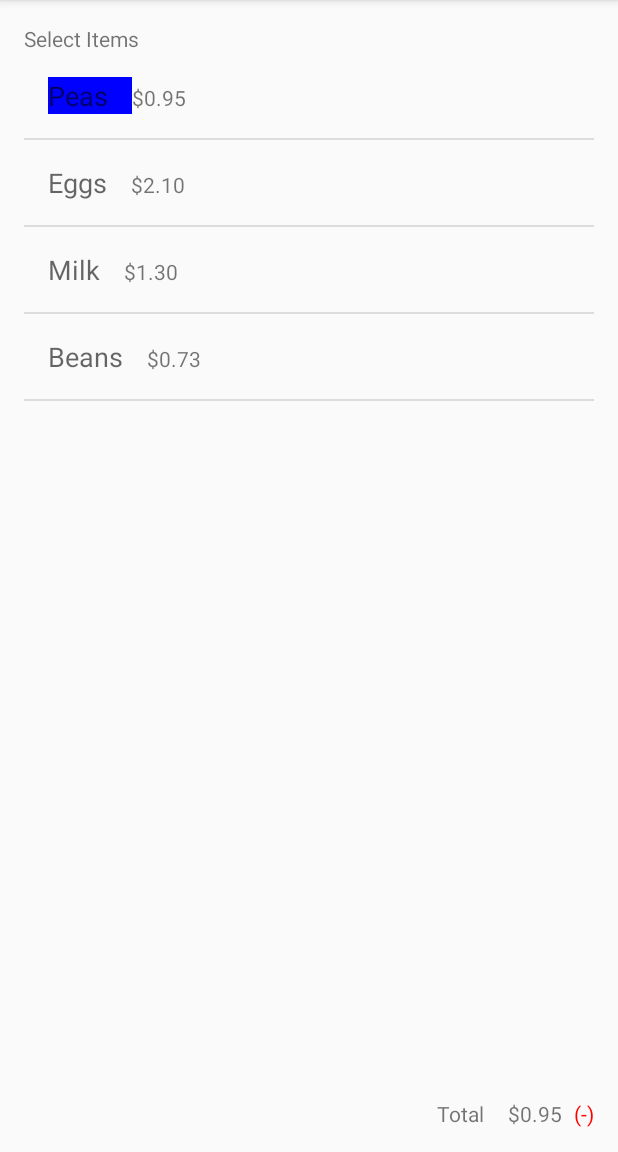
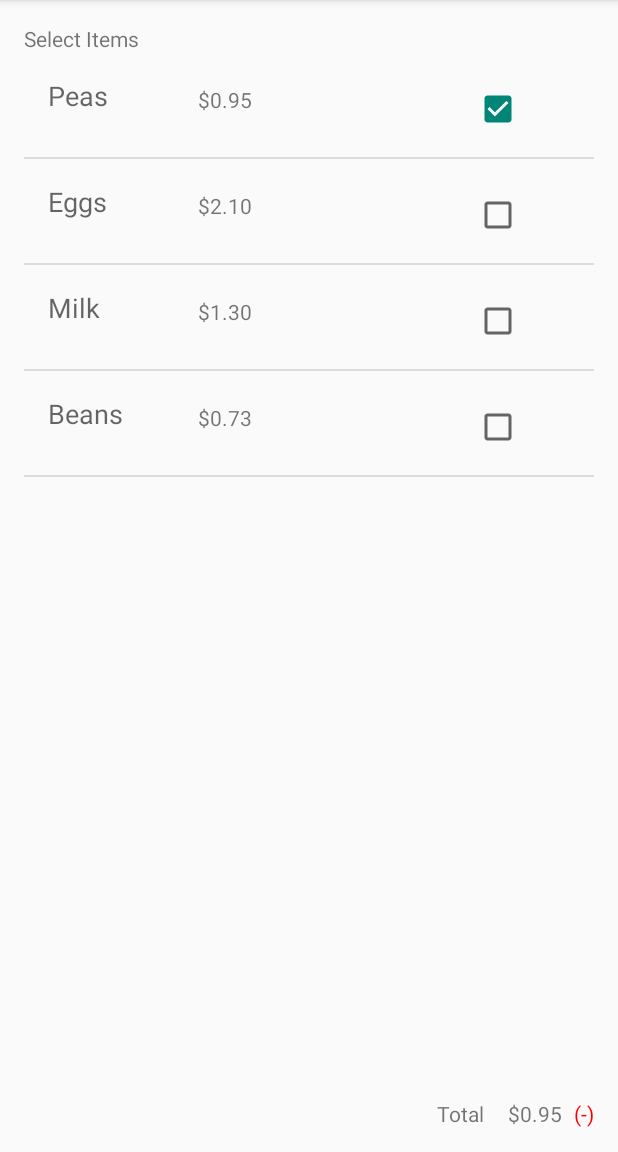
Before and after one commit to softwaremaverick/shoppingbasket, an Android app: the screen it shows after launch (ItemSelectionActivity), after a tap on "Peas", on a phone screen of 412 x 824 dp, the part 84-1236 px from its top. Run offline under Robolectric (Android 15) with nearby library versions, the phone set to English and light mode, and no system bars; libraries missing offline, so code that uses them is left out: com.octo.android; 2 statements that could not run were skipped.

Commit message:
Changed list items to have a checkbox to indicate selection

```diff
--- a/app/src/main/java/uk/co/adaptableit/shoppingbasket/ItemSelectionActivity.java
+++ b/app/src/main/java/uk/co/adaptableit/shoppingbasket/ItemSelectionActivity.java
@@ -4,11 +4,13 @@ import android.graphics.Color;
 import android.os.Bundle;
 import android.os.PersistableBundle;
 import android.support.v7.app.ActionBarActivity;
+import android.util.Log;
 import android.view.Menu;
 import android.view.MenuItem;
 import android.view.View;
 import android.view.ViewGroup;
 import android.widget.AdapterView;
+import android.widget.CheckBox;
 import android.widget.ListView;
 import android.widget.SimpleAdapter;
 import android.widget.TextView;
@@ -21,6 +23,7 @@ import com.octo.android.robospice.request.listener.RequestListener;
 
 import org.json.JSONException;
 
+import java.io.LineNumberReader;
 import java.text.NumberFormat;
 import java.util.Locale;
 
@@ -37,6 +40,7 @@ public class ItemSelectionActivity extends ActionBarActivity {
 
     private static final NumberFormat UK_CURRENCY_INSTANCE = NumberFormat.getCurrencyInstance(Locale.UK);
     private static final NumberFormat US_CURRENCY_INSTANCE = NumberFormat.getCurrencyInstance(Locale.US);
+    private static final String TAG = ItemSelectionActivity.class.getName();
 
     private RequestListener<String> EXCHANGE_RATES_LISTENER = new RequestListener<String>() {
         @Override
@@ -101,11 +105,11 @@ public class ItemSelectionActivity extends ActionBarActivity {
                 switch (view.getId()) {
                     case R.id.text_itemprice:
                         View viewParent = (View) view.getParent();
-                        ShoppingItemsAdapterFactory.Item rowData = (ShoppingItemsAdapterFactory.Item) viewParent.getTag();
+                        ShoppingItemsAdapterFactory.RowData rowData = (ShoppingItemsAdapterFactory.RowData) viewParent.getTag();
 
                         ((TextView) view).setText(convertPenceToCurrency((Integer) data));
 
-                        if (basket.containsCode(rowData.getItemCode())) {
+                        if (basket.containsCode(rowData.getItem().getItemCode())) {
                             ((ViewGroup) view.getParent()).setBackgroundColor(Color.BLUE);
                         } else {
                             ((ViewGroup) view.getParent()).setBackgroundColor(Color.TRANSPARENT);
@@ -123,25 +127,25 @@ public class ItemSelectionActivity extends ActionBarActivity {
         items.setOnItemClickListener(new AdapterView.OnItemClickListener() {
             @Override
             public void onItemClick(AdapterView<?> parent, View view, int position, long id) {
-                TextView nameView = (TextView) view.findViewById(R.id.text_itemname);
-                TextView priceView = (TextView) view.findViewById(R.id.text_itemprice);
-                CharSequence itemName = nameView.getText();
+                ShoppingItemsAdapterFactory.RowData rowData = (ShoppingItemsAdapterFactory.RowData) view.getTag();
+                String itemCode = rowData.getItem().getItemCode();
 
-                ShoppingItemsAdapterFactory.Item rowData = (ShoppingItemsAdapterFactory.Item) adapter.getItem(position);
+                if (basket.containsCode(itemCode)) {
+                    Log.d(TAG, "Item " + itemCode + " being removed from basket");
 
-                String itemCode = rowData.getItemCode();
-                if (basket.containsCode(itemCode)) {
                     basket.removeItem(itemCode);
-                    nameView.setBackgroundColor(Color.TRANSPARENT);
+                    rowData.getCheckboxView().setChecked(false);
                 } else {
+                    Log.d(TAG, "Item " + itemCode + " being added to the basket");
+
                     basket.addItem(itemCode);
-                    nameView.setBackgroundColor(Color.BLUE);
+                    rowData.getCheckboxView().setChecked(true);
                 }
 
                 updatePrice();
             }
         });
-    }
+}
 
     private String convertPenceToCurrency(Integer priceInPence) {
         float costInPounds = (float) (priceInPence / 100.0);
--- a/app/src/main/java/uk/co/adaptableit/shoppingbasket/ShoppingItemsAdapterFactory.java
+++ b/app/src/main/java/uk/co/adaptableit/shoppingbasket/ShoppingItemsAdapterFactory.java
@@ -4,16 +4,37 @@ import android.content.Context;
 import android.view.LayoutInflater;
 import android.view.View;
 import android.view.ViewGroup;
+import android.widget.CheckBox;
 import android.widget.SimpleAdapter;
 
 import java.util.ArrayList;
 import java.util.HashMap;
 import java.util.List;
 
+import uk.co.adaptableit.shoppingbasket2.R;
+
 /**
  * Created by Andrew Clark on 25/07/2015.
  */
 public class ShoppingItemsAdapterFactory {
+    public static class RowData {
+        private Item item;
+
+        private CheckBox checkboxView;
+
+        private RowData(CheckBox checkboxView) {
+            this.checkboxView = checkboxView;
+        }
+
+        public CheckBox getCheckboxView() {
+            return checkboxView;
+        }
+
+        public Item getItem() {
+            return item;
+        }
+    }
+
     public static class Item extends HashMap<String, Object> {
         private static final String KEY_ITEM_CODE = "CODE";
         private static final String KEY_NAME = "NAME";
@@ -49,14 +70,24 @@ public class ShoppingItemsAdapterFactory {
             @Override
             public View getView(int position, View convertView, ViewGroup parent) {
                 View newConverterView;
+                final RowData rowData;
 
                 if (convertView == null) {
                     newConverterView = mInflater.inflate(resource, parent, false);
+
+                    CheckBox checkboxView = (CheckBox) newConverterView.findViewById(R.id.cb_itemSelected);
+
+                    rowData = new RowData(checkboxView);
+                    newConverterView.setTag(rowData);
+
                 } else {
                     newConverterView = convertView;
+
+                    rowData = (RowData) convertView.getTag();
                 }
 
-                newConverterView.setTag(getItem(position));
+                rowData.item = (Item) getItem(position);
+
                 return super.getView(position, newConverterView, parent);
             }
         };
--- a/app/src/main/res/layout/activity_item_selection.xml
+++ b/app/src/main/res/layout/activity_item_selection.xml
@@ -19,7 +19,8 @@
         android:id="@+id/list_items"
         android:layout_width="match_parent"
         android:layout_height="0px"
-        android:layout_weight="1.0" />
+        android:layout_weight="1.0"
+        tools:listitem="@layout/view_tem" />
 
     <LinearLayout
         android:layout_width="wrap_content"
--- a/app/src/main/res/layout/view_tem.xml
+++ b/app/src/main/res/layout/view_tem.xml
@@ -1,5 +1,6 @@
 <?xml version="1.0" encoding="utf-8"?>
-<LinearLayout xmlns:android="http://schemas.android.com/apk/res/android"
+<RelativeLayout xmlns:android="http://schemas.android.com/apk/res/android"
+    xmlns:tools="http://schemas.android.com/tools"
     android:layout_width="match_parent"
     android:layout_height="match_parent"
     android:orientation="horizontal"
@@ -9,14 +10,35 @@
         android:id="@+id/text_itemname"
         android:layout_width="wrap_content"
         android:layout_height="wrap_content"
+        android:layout_alignParentLeft="true"
+        android:layout_alignParentStart="true"
+        android:layout_alignParentTop="true"
+        android:minWidth="100dp"
         android:paddingRight="16dp"
-        android:textAppearance="?android:attr/textAppearanceMedium" />
+        android:textAppearance="?android:attr/textAppearanceMedium"
+        tools:text="Name" />
 
     <TextView
         android:id="@+id/text_itemprice"
         android:layout_width="wrap_content"
         android:layout_height="wrap_content"
-        android:paddingRight="16dp" />
+        android:layout_alignBottom="@+id/text_itemname"
+        android:layout_toEndOf="@+id/text_itemname"
+        android:layout_toRightOf="@+id/text_itemname"
+        android:paddingRight="16dp"
+        tools:text="Price" />
+
+    <CheckBox
+        android:id="@+id/cb_itemSelected"
+        android:layout_width="wrap_content"
+        android:layout_height="wrap_content"
+        android:clickable="false"
+        android:focusable="false"
+        android:layout_alignParentEnd="true"
+        android:layout_alignParentRight="true"
+        android:layout_alignTop="@+id/text_itemprice"
+        android:layout_marginEnd="32dp"
+        android:layout_marginRight="32dp" />
 
 
-</LinearLayout>
+</RelativeLayout>
```
Also changed, not shown: 2 other files.
